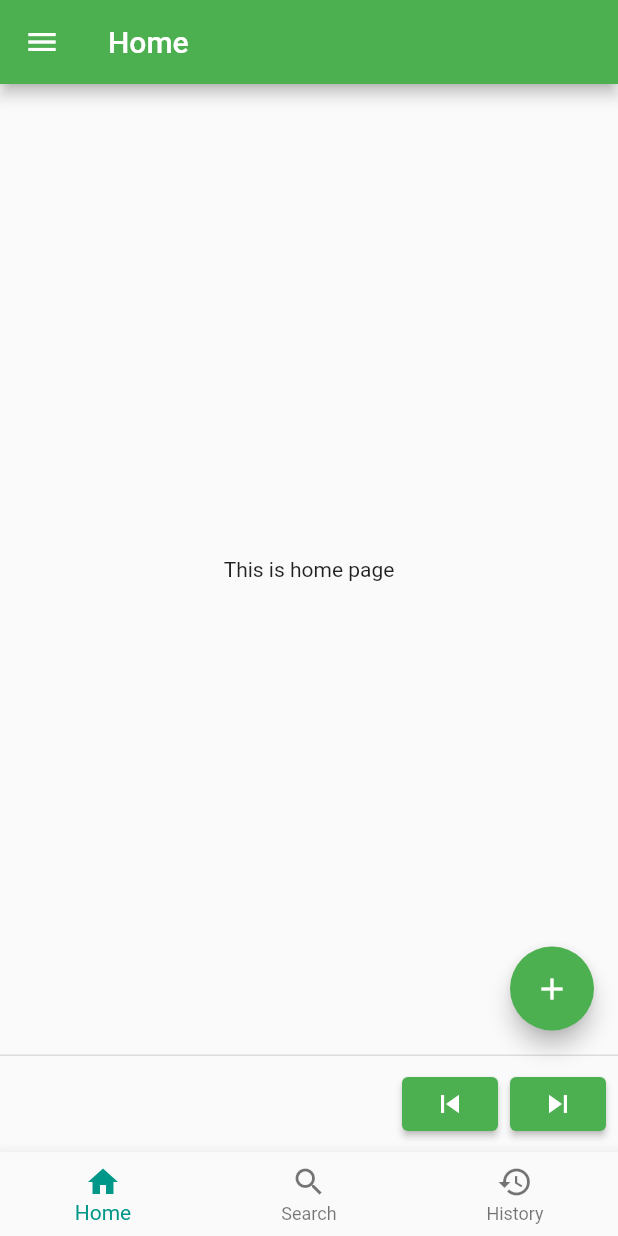
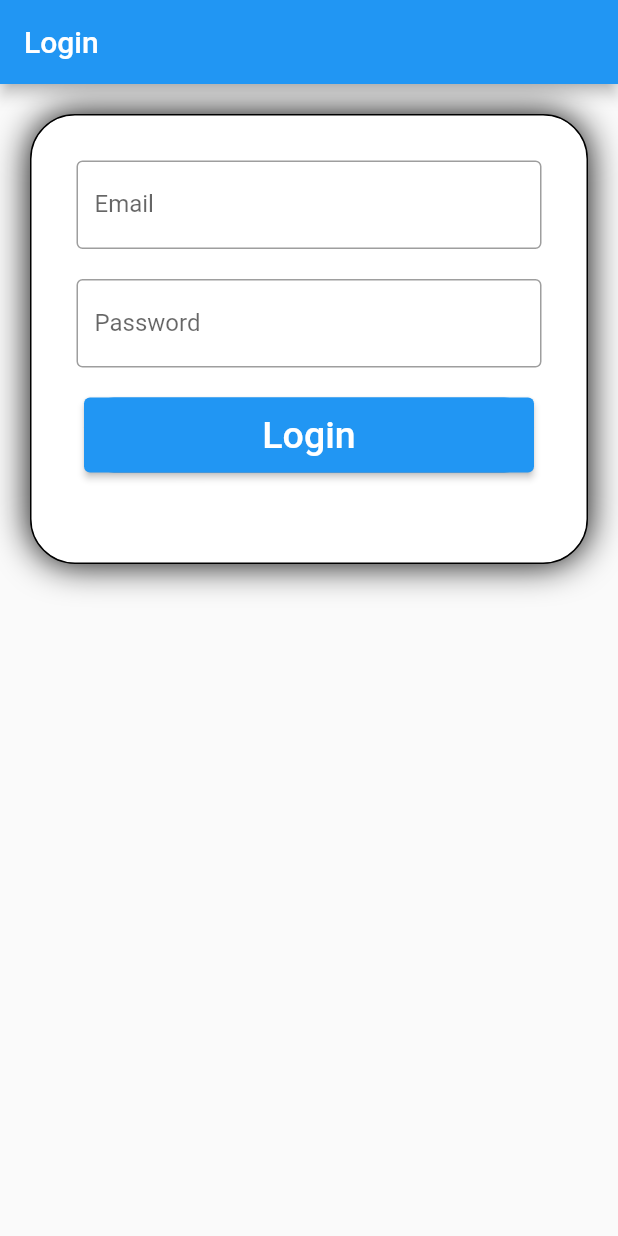
Before and after one commit to daviddprtma/hello_world, a Flutter app: the screen it shows after launch, on a phone screen of 412 x 824 dp. Run offline on Flutter 3.47's test engine with Material 2 defaults, Android fonts, the phone set to English and light mode, and no system bars; our stand-ins replace percent_indicator, shared_preferences.

Commit message:
update week 6 + homework

```diff
--- a/lib/class/question.dart
+++ b/lib/class/question.dart
@@ -1,6 +1,6 @@
 class QuestionObj {
   String narration;
-  var picture = [];
+  String picture;
   String option_a;
   String option_b;
   String option_c;
--- /dev/null
+++ b/lib/screen/login.dart
@@ -0,0 +1,94 @@
+import 'package:flutter/material.dart';
+import 'package:hello_world/main.dart';
+import 'package:shared_preferences/shared_preferences.dart';
+
+class MyLogin extends StatelessWidget {
+  @override
+  Widget build(BuildContext context) {
+    return MaterialApp(
+      title: 'Flutter Demo',
+      theme: ThemeData(
+        primarySwatch: Colors.blue,
+      ),
+      home: Login(),
+    );
+  }
+}
+
+class Login extends StatefulWidget {
+  @override
+  State<StatefulWidget> createState() {
+    return _LoginState();
+  }
+}
+
+class _LoginState extends State<Login> {
+  String user_id = "";
+
+  void doLogin() async {
+    final prefs = await SharedPreferences.getInstance();
+    prefs.setString("user_id", user_id);
+    main();
+  }
+
+  @override
+  Widget build(BuildContext context) {
+    return Scaffold(
+        appBar: AppBar(
+          title: Text('Login'),
+        ),
+        body: Container(
+          height: 300,
+          margin: EdgeInsets.all(20),
+          padding: EdgeInsets.all(20),
+          decoration: BoxDecoration(
+              borderRadius: BorderRadius.all(Radius.circular(30)),
+              border: Border.all(width: 1),
+              color: Colors.white,
+              boxShadow: [BoxShadow(blurRadius: 20)]),
+          child: Column(children: [
+            Padding(
+              padding: EdgeInsets.all(10),
+              child: TextField(
+                decoration: InputDecoration(
+                    border: OutlineInputBorder(),
+                    labelText: 'Email',
+                    hintText: 'Enter valid email id as abc@gmail.com'),
+                onChanged: (v) {
+                  user_id = v;
+                },
+              ),
+            ),
+            Padding(
+              padding: EdgeInsets.all(10),
+              //padding: EdgeInsets.symmetric(horizontal: 15),
+              child: TextField(
+                obscureText: true,
+                decoration: InputDecoration(
+                    border: OutlineInputBorder(),
+                    labelText: 'Password',
+                    hintText: 'Enter secure password'),
+              ),
+            ),
+            Padding(
+                padding: EdgeInsets.all(10),
+                child: Container(
+                  height: 50,
+                  width: 300,
+                  decoration: BoxDecoration(
+                      color: Colors.blue,
+                      borderRadius: BorderRadius.circular(20)),
+                  child: ElevatedButton(
+                    onPressed: () {
+                      doLogin();
+                    },
+                    child: Text(
+                      'Login',
+                      style: TextStyle(color: Colors.white, fontSize: 25),
+                    ),
+                  ),
+                )),
+          ]),
+        ));
+  }
+}
--- a/pubspec.yaml
+++ b/pubspec.yaml
@@ -30,6 +30,7 @@
   flutter:
     sdk: flutter
   percent_indicator: ^4.2.2
+  shared_preferences: ^2.0.15
 
   # The following adds the Cupertino Icons font to your application.
   # Use with the CupertinoIcons class for iOS style icons.
```
Also changed, not shown: lib/main.dart (+46 -2 lines), lib/screen/highscore.dart (added, +30 -0 lines), lib/screen/quiz.dart (+36 -84 lines), pubspec.lock, 3 other files.
